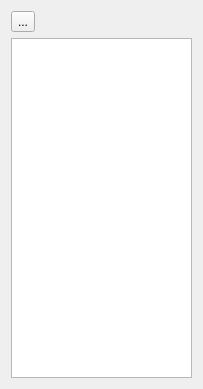
This is viewlista.ui in Garoth93/Confronta-csv as Qt 5 draws it before an edit. The edited form follows.
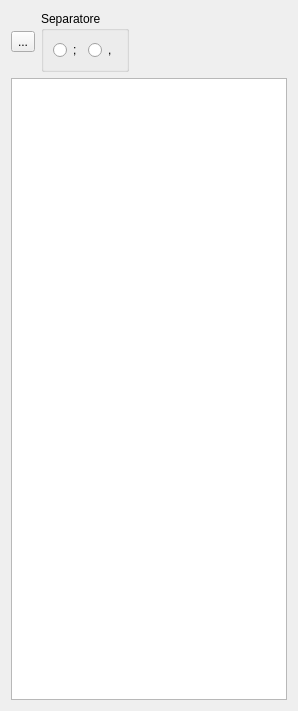
This is the edited form.

Diff of the .ui file:
```diff
--- a/viewlista.ui
+++ b/viewlista.ui
@@ -6,19 +6,16 @@
    <rect>
     <x>0</x>
     <y>0</y>
-    <width>203</width>
-    <height>389</height>
+    <width>298</width>
+    <height>711</height>
    </rect>
   </property>
   <property name="windowTitle">
    <string>Form</string>
   </property>
-  <layout class="QGridLayout" name="gridLayout">
+  <layout class="QGridLayout" name="gridLayout_3">
    <item row="0" column="0">
     <layout class="QGridLayout" name="gridLayout_2">
-     <item row="1" column="0">
-      <widget class="QTableView" name="tv_princ"/>
-     </item>
      <item row="0" column="0">
       <widget class="QToolButton" name="b_addPrinc">
        <property name="text">
@@ -26,8 +23,47 @@
        </property>
       </widget>
      </item>
+     <item row="0" column="1">
+      <widget class="QGroupBox" name="groupBox">
+       <property name="title">
+        <string>Separatore</string>
+       </property>
+       <layout class="QGridLayout" name="gridLayout">
+        <item row="0" column="0">
+         <widget class="QRadioButton" name="r_puntoVirgola">
+          <property name="text">
+           <string>;</string>
+          </property>
+         </widget>
+        </item>
+        <item row="0" column="1">
+         <widget class="QRadioButton" name="r_virgola">
+          <property name="text">
+           <string>,</string>
+          </property>
+         </widget>
+        </item>
+       </layout>
+      </widget>
+     </item>
+     <item row="0" column="2">
+      <spacer name="horizontalSpacer">
+       <property name="orientation">
+        <enum>Qt::Horizontal</enum>
+       </property>
+       <property name="sizeHint" stdset="0">
+        <size>
+         <width>40</width>
+         <height>20</height>
+        </size>
+       </property>
+      </spacer>
+     </item>
     </layout>
    </item>
+   <item row="1" column="0">
+    <widget class="QTableView" name="tv_princ"/>
+   </item>
   </layout>
  </widget>
  <resources/>
```
